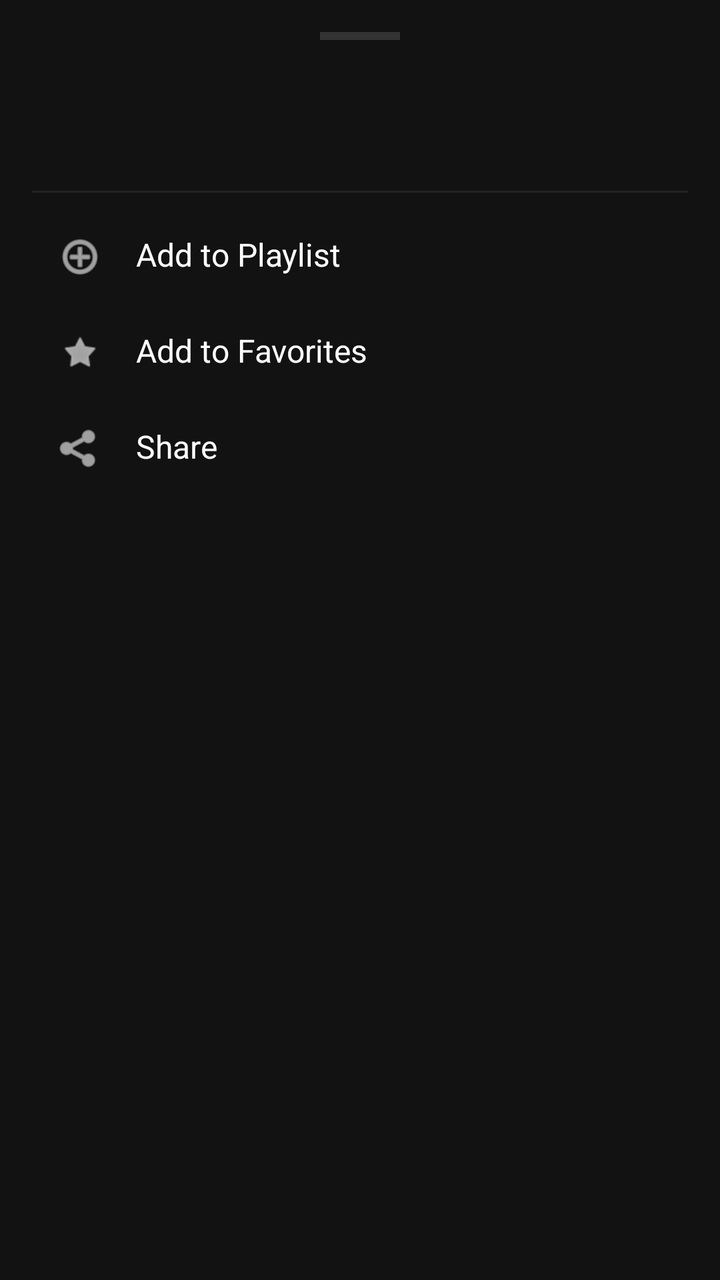
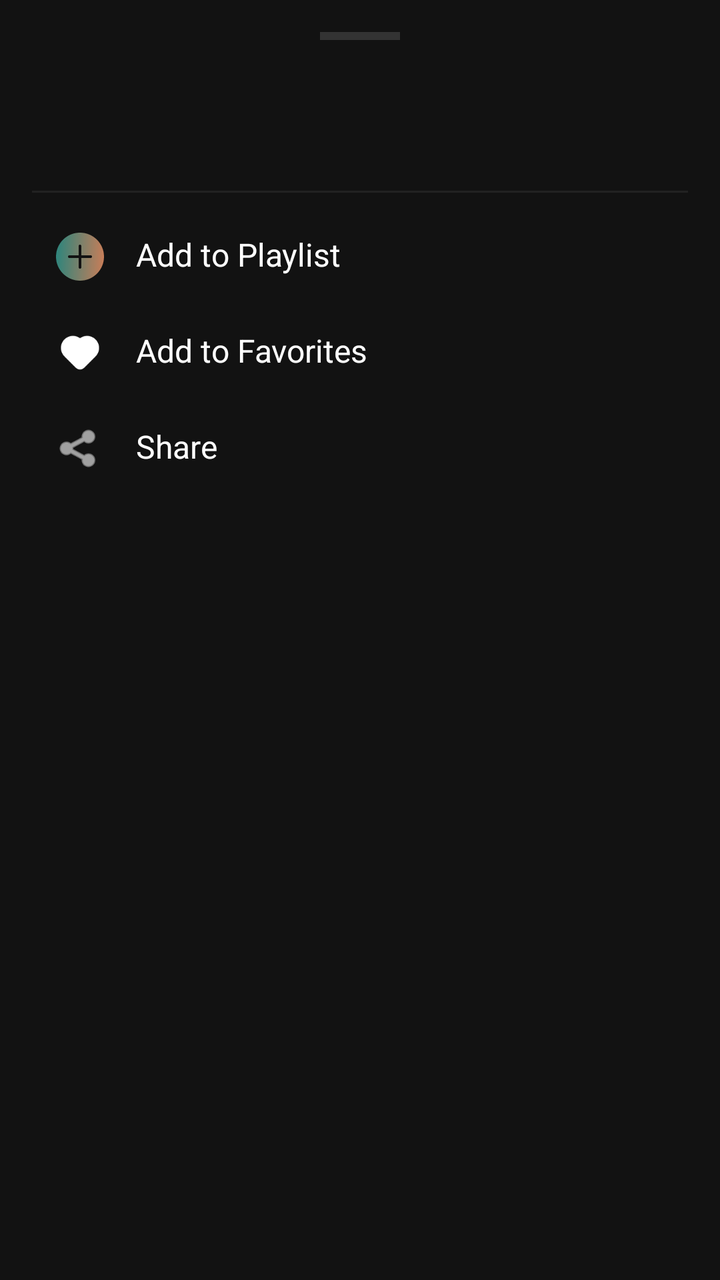

Screens rendered from an Android XML layout before and after an edit, with the pre-edit source and the edit as a unified diff.
<!-- AndroidManifest.xml: application theme Theme.ViBePlayer -->
<!-- res/layout/bottom_sheet_song_options.xml -->
<?xml version="1.0" encoding="utf-8"?>
<LinearLayout xmlns:android="http://schemas.android.com/apk/res/android"
    xmlns:app="http://schemas.android.com/apk/res-auto"
    android:layout_width="match_parent"
    android:layout_height="wrap_content"
    android:background="@color/vibe_black"
    android:orientation="vertical"
    android:padding="16dp">

    <View android:layout_width="40dp" android:layout_height="4dp" android:layout_gravity="center_horizontal" android:layout_marginBottom="16dp" android:background="#333333" />

    <TextView android:id="@+id/bsSongTitle" android:layout_width="match_parent" android:layout_height="wrap_content" android:textColor="@color/white" android:textSize="18sp" android:textStyle="bold" android:maxLines="1" />
    <TextView android:id="@+id/bsSongArtist" android:layout_width="match_parent" android:layout_height="wrap_content" android:textColor="#A0A0A0" android:textSize="14sp" android:layout_marginBottom="16dp" />
    <View android:layout_width="match_parent" android:layout_height="1dp" android:background="#222222" android:layout_marginBottom="8dp"/>

    <LinearLayout android:id="@+id/bsOptionAddToPlaylist" android:layout_width="match_parent" android:layout_height="wrap_content" android:background="?attr/selectableItemBackground" android:clickable="true" android:focusable="true" android:padding="12dp" android:orientation="horizontal">
        <ImageView android:layout_width="24dp" android:layout_height="24dp" android:src="@android:drawable/ic_menu_add" app:tint="@color/white" />
        <TextView android:layout_width="wrap_content" android:layout_height="wrap_content" android:layout_marginStart="16dp" android:text="Add to Playlist" android:textColor="@color/white" android:textSize="16sp" />
    </LinearLayout>

    <LinearLayout android:id="@+id/bsOptionFavorite" android:layout_width="match_parent" android:layout_height="wrap_content" android:background="?attr/selectableItemBackground" android:clickable="true" android:focusable="true" android:padding="12dp" android:orientation="horizontal">
        <ImageView android:id="@+id/bsIconFavorite" android:layout_width="24dp" android:layout_height="24dp" android:src="@android:drawable/star_off" app:tint="@color/white" />
        <TextView android:id="@+id/bsTextFavorite" android:layout_width="wrap_content" android:layout_height="wrap_content" android:layout_marginStart="16dp" android:text="Add to Favorites" android:textColor="@color/white" android:textSize="16sp" />
    </LinearLayout>

    <LinearLayout android:id="@+id/bsOptionShare" android:layout_width="match_parent" android:layout_height="wrap_content" android:background="?attr/selectableItemBackground" android:clickable="true" android:focusable="true" android:padding="12dp" android:orientation="horizontal">
        <ImageView android:layout_width="24dp" android:layout_height="24dp" android:src="@android:drawable/ic_menu_share" app:tint="@color/white" />
        <TextView android:layout_width="wrap_content" android:layout_height="wrap_content" android:layout_marginStart="16dp" android:text="Share" android:textColor="@color/white" android:textSize="16sp" />
    </LinearLayout>
</LinearLayout>
<!-- resources referenced by this layout -->
<resources>
  <color name="vibe_black">#121212</color>
  <color name="white">#FFFFFFFF</color>
  <style name="Theme.ViBePlayer" parent="Base.Theme.ViBePlayer" />
  <style name="Base.Theme.ViBePlayer" parent="Theme.Material3.DayNight.NoActionBar">
          
          
      </style>
</resources>

<!-- the commit's change to res/layout/bottom_sheet_song_options.xml (unified diff, before → after) -->
@@ -14,12 +14,12 @@
     <View android:layout_width="match_parent" android:layout_height="1dp" android:background="#222222" android:layout_marginBottom="8dp"/>
 
     <LinearLayout android:id="@+id/bsOptionAddToPlaylist" android:layout_width="match_parent" android:layout_height="wrap_content" android:background="?attr/selectableItemBackground" android:clickable="true" android:focusable="true" android:padding="12dp" android:orientation="horizontal">
-        <ImageView android:layout_width="24dp" android:layout_height="24dp" android:src="@android:drawable/ic_menu_add" app:tint="@color/white" />
+        <ImageView android:layout_width="24dp" android:layout_height="24dp" android:src="@drawable/ic_add_gradient" />
         <TextView android:layout_width="wrap_content" android:layout_height="wrap_content" android:layout_marginStart="16dp" android:text="Add to Playlist" android:textColor="@color/white" android:textSize="16sp" />
     </LinearLayout>
 
     <LinearLayout android:id="@+id/bsOptionFavorite" android:layout_width="match_parent" android:layout_height="wrap_content" android:background="?attr/selectableItemBackground" android:clickable="true" android:focusable="true" android:padding="12dp" android:orientation="horizontal">
-        <ImageView android:id="@+id/bsIconFavorite" android:layout_width="24dp" android:layout_height="24dp" android:src="@android:drawable/star_off" app:tint="@color/white" />
+        <ImageView android:id="@+id/bsIconFavorite" android:layout_width="24dp" android:layout_height="24dp" android:src="@drawable/ic_heart" />
         <TextView android:id="@+id/bsTextFavorite" android:layout_width="wrap_content" android:layout_height="wrap_content" android:layout_marginStart="16dp" android:text="Add to Favorites" android:textColor="@color/white" android:textSize="16sp" />
     </LinearLayout>
 
<!-- resource entries referenced after the edit -->
@@ -2,6 +2,40 @@
 <resources>
   <color name="vibe_black">#121212</color>
   <color name="white">#FFFFFFFF</color>
+  <!-- drawable ic_add_gradient (drawable) -->
+  <vector xmlns:android="http://schemas.android.com/apk/res/android"
+      xmlns:aapt="http://schemas.android.com/aapt"
+      android:width="18dp"
+      android:height="18dp"
+      android:viewportWidth="18"
+      android:viewportHeight="18">
+    <path
+        android:pathData="M8.5,9.5V13C8.5,13.142 8.548,13.261 8.644,13.356C8.74,13.451 8.859,13.499 9.001,13.5C9.143,13.501 9.262,13.453 9.357,13.356C9.452,13.259 9.5,13.141 9.5,13V9.5H13C13.142,9.5 13.261,9.452 13.356,9.356C13.451,9.26 13.499,9.141 13.5,8.999C13.501,8.857 13.453,8.738 13.356,8.643C13.259,8.548 13.141,8.5 13,8.5H9.5V5C9.5,4.858 9.452,4.739 9.356,4.644C9.26,4.549 9.141,4.501 8.999,4.5C8.857,4.499 8.738,4.547 8.643,4.644C8.548,4.741 8.5,4.859 8.5,5V8.5H5C4.858,8.5 4.739,8.548 4.644,8.644C4.549,8.74 4.501,8.859 4.5,9.001C4.499,9.143 4.547,9.262 4.644,9.357C4.741,9.452 4.859,9.5 5,9.5H8.5ZM9.003,18C7.758,18 6.588,17.764 5.493,17.292C4.398,16.819 3.445,16.178 2.634,15.368C1.823,14.558 1.182,13.606 0.709,12.512C0.236,11.418 0,10.248 0,9.003C0,7.758 0.236,6.588 0.709,5.493C1.181,4.398 1.821,3.445 2.63,2.634C3.439,1.823 4.391,1.182 5.487,0.709C6.583,0.236 7.753,0 8.997,0C10.241,0 11.411,0.236 12.507,0.709C13.602,1.181 14.555,1.822 15.366,2.631C16.177,3.44 16.818,4.393 17.291,5.488C17.764,6.583 18,7.753 18,8.997C18,10.241 17.764,11.411 17.292,12.507C16.82,13.603 16.179,14.556 15.368,15.366C14.557,16.176 13.605,16.818 12.512,17.291C11.419,17.764 10.249,18.001 9.003,18Z"
+        android:fillAlpha="0.97">
+      <aapt:attr name="android:fillColor">
+        <gradient
+            android:startX="-4.19"
+            android:startY="-11.552"
+            android:endX="24.827"
+            android:endY="-9.808"
+            android:type="linear">
+          <item android:offset="0" android:color="#FF008B8B"/>
+          <item android:offset="1" android:color="#FFFF7F50"/>
+        </gradient>
+      </aapt:attr>
+    </path>
+  </vector>
+  <!-- drawable ic_heart (drawable) -->
+  <vector xmlns:android="http://schemas.android.com/apk/res/android"
+      android:width="20dp"
+      android:height="20dp"
+      android:viewportWidth="20"
+      android:viewportHeight="20">
+    <path
+        android:pathData="M3.518,4.47C4.361,3.627 5.477,3.113 6.666,3.02C7.854,2.928 9.037,3.263 10,3.965C11.018,3.229 12.275,2.902 13.523,3.051C14.77,3.199 15.916,3.811 16.732,4.766C17.549,5.72 17.976,6.947 17.93,8.202C17.884,9.457 17.367,10.649 16.482,11.541L11.767,16.255C11.299,16.724 10.663,16.987 10,16.987C9.337,16.987 8.701,16.724 8.232,16.255L3.518,11.542C2.581,10.604 2.054,9.332 2.054,8.006C2.054,6.68 2.581,5.408 3.518,4.47Z"
+        android:fillColor="#ffffff"
+        android:fillType="evenOdd"/>
+  </vector>
   <style name="Theme.ViBePlayer" parent="Base.Theme.ViBePlayer" />
   <style name="Base.Theme.ViBePlayer" parent="Theme.Material3.DayNight.NoActionBar">
           
